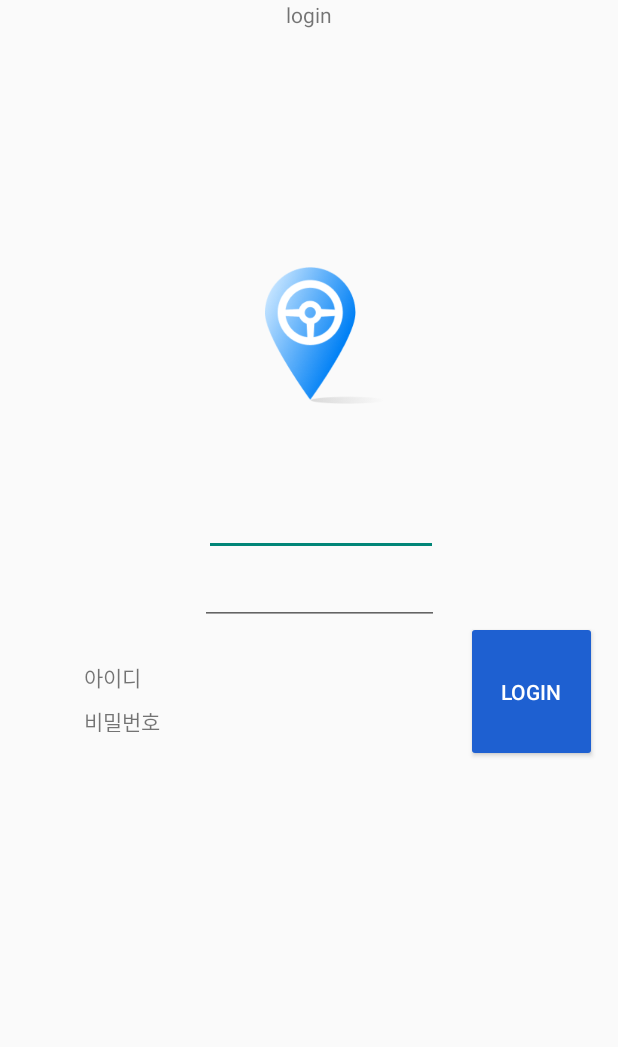
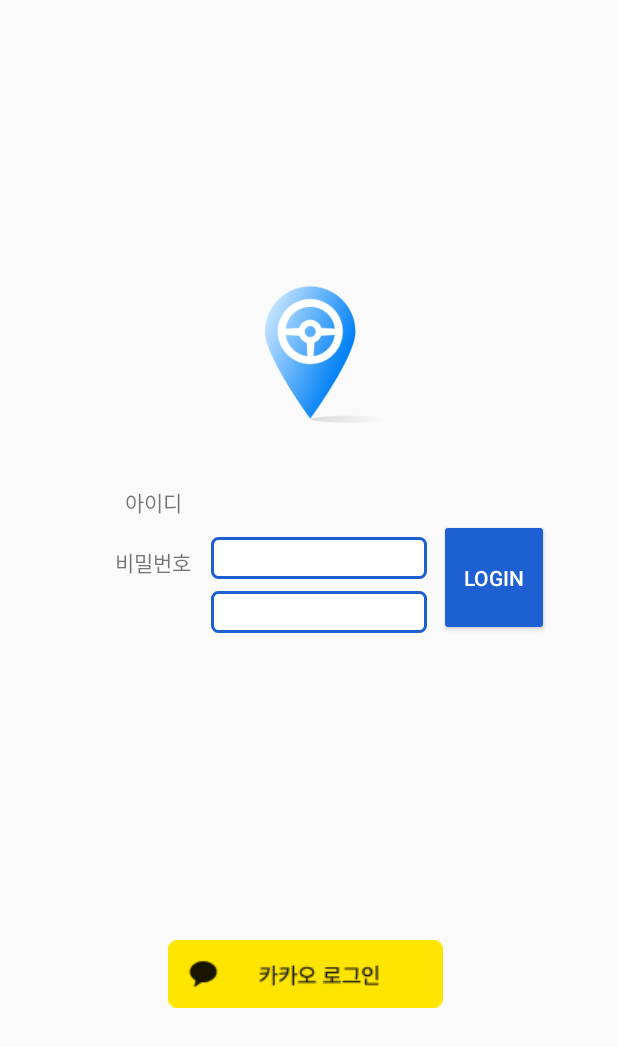
Before and after one commit to Car-Give/Android, an Android app: the screen it shows after launch (LoginActivity), on a phone screen of 412 x 824 dp. Shown: the top 1047 px of the screen. Run offline under Robolectric (Android 15) with nearby library versions, the phone set to English and light mode, and no system bars.

Commit message:
chore:login.xml 수정

```diff
--- a/app/build.gradle
+++ b/app/build.gradle
@@ -37,7 +37,6 @@ android {
 }
 
 dependencies {
-
     implementation 'androidx.core:core-ktx:1.10.1'
     implementation 'androidx.appcompat:appcompat:1.6.1'
     implementation 'com.google.android.material:material:1.9.0'
@@ -45,7 +44,6 @@ dependencies {
     testImplementation 'junit:junit:4.13.2'
     androidTestImplementation 'androidx.test.ext:junit:1.1.5'
     androidTestImplementation 'androidx.test.espresso:espresso-core:3.5.1'
-
     implementation 'com.squareup.retrofit2:retrofit:2.9.0'
     implementation "com.squareup.okhttp3:okhttp:4.9.1"
     implementation "com.squareup.okhttp3:okhttp-urlconnection:4.9.1"
--- a/app/src/main/AndroidManifest.xml
+++ b/app/src/main/AndroidManifest.xml
@@ -1,6 +1,8 @@
 <manifest xmlns:android="http://schemas.android.com/apk/res/android"
     xmlns:tools="http://schemas.android.com/tools"
     package="com.example.cargive">
+
+    <uses-permission android:name="android.permission.INTERNET" />
 
     <application
         android:allowBackup="true"
@@ -30,5 +32,6 @@
         <activity
             android:name="com.example.cargive.feat.map.MainActivity"
             android:exported="false" />
+
     </application>
 </manifest>
--- a/app/src/main/java/com/example/cargive/feat/login/LoginActivity.kt
+++ b/app/src/main/java/com/example/cargive/feat/login/LoginActivity.kt
@@ -1,12 +1,20 @@
 package com.example.cargive.feat.login
 
+import android.content.ContentValues.TAG
 import androidx.appcompat.app.AppCompatActivity
 import android.os.Bundle
-import com.example.cargive.R
+import android.util.Log
+import com.example.cargive.databinding.ActivityLoginBinding
 
 class LoginActivity : AppCompatActivity() {
+    private lateinit var viewBinding: ActivityLoginBinding
     override fun onCreate(savedInstanceState: Bundle?) {
         super.onCreate(savedInstanceState)
-        setContentView(R.layout.activity_login)
+        viewBinding = ActivityLoginBinding.inflate(layoutInflater)
+        setContentView(viewBinding.root)
+
+        viewBinding.kakaologinButton.setOnClickListener {
+
+        }
     }
 }
--- /dev/null
+++ b/app/src/main/res/drawable/edittext_background.xml
@@ -0,0 +1,5 @@
+<shape xmlns:android="http://schemas.android.com/apk/res/android">
+    <solid android:color="#FFFFFF" />
+    <stroke android:color="@color/mainblue" android:width="2dp" />
+    <corners android:radius="4dp" />
+</shape>
--- a/app/src/main/res/layout/activity_login.xml
+++ b/app/src/main/res/layout/activity_login.xml
@@ -6,13 +6,80 @@
     android:layout_height="match_parent"
     tools:context=".feat.login.LoginActivity">
 
+
     <TextView
-        android:layout_width="wrap_content"
-        android:layout_height="wrap_content"
-        android:text="login"
-        app:layout_constraintEnd_toEndOf="parent"
+        android:id="@+id/textView"
+        android:layout_width="45dp"
+        android:layout_height="23dp"
+        android:layout_marginStart="45dp"
+        android:layout_marginTop="324dp"
+        android:text="아이디"
+        app:layout_constraintEnd_toStartOf="@+id/InputID"
+        app:layout_constraintHorizontal_bias="0.758"
         app:layout_constraintStart_toStartOf="parent"
         app:layout_constraintTop_toTopOf="parent" />
+
+    <TextView
+        android:id="@+id/textView2"
+        android:layout_width="54dp"
+        android:layout_height="23dp"
+        android:layout_marginStart="45dp"
+        android:layout_marginTop="364dp"
+        android:text="비밀번호"
+        app:layout_constraintBottom_toBottomOf="parent"
+        app:layout_constraintEnd_toStartOf="@+id/InputPassword"
+        app:layout_constraintHorizontal_bias="0.758"
+        app:layout_constraintStart_toStartOf="parent"
+        app:layout_constraintTop_toTopOf="parent"
+        app:layout_constraintVertical_bias="0.0" />
+
+    <EditText
+        android:id="@+id/InputID"
+        android:layout_width="144dp"
+        android:layout_height="28dp"
+        android:layout_marginStart="1dp"
+        android:layout_marginTop="76dp"
+        android:layout_marginEnd="8dp"
+        android:layout_marginBottom="9dp"
+        android:background="@drawable/edittext_background"
+        android:inputType="text"
+        android:padding="12dp"
+        app:layout_constraintBottom_toTopOf="@+id/InputPassword"
+        app:layout_constraintEnd_toStartOf="@+id/button"
+        app:layout_constraintHorizontal_bias="1.0"
+        app:layout_constraintStart_toStartOf="parent"
+        app:layout_constraintTop_toBottomOf="@+id/imageView" />
+
+    <EditText
+        android:id="@+id/InputPassword"
+        android:layout_width="144dp"
+        android:layout_height="28dp"
+        android:layout_marginTop="8dp"
+        android:layout_marginEnd="8dp"
+        android:background="@drawable/edittext_background"
+        android:inputType="text"
+        android:padding="12dp"
+        app:layout_constraintEnd_toStartOf="@+id/button"
+        app:layout_constraintHorizontal_bias="1.0"
+        app:layout_constraintStart_toStartOf="parent"
+        app:layout_constraintTop_toBottomOf="@+id/InputID" />
+
+    <Button
+        android:id="@+id/button"
+        android:layout_width="73dp"
+        android:layout_height="78dp"
+        android:layout_marginStart="250dp"
+        android:layout_marginEnd="46dp"
+        android:layout_marginBottom="8dp"
+        android:backgroundTint="@color/mainblue"
+        android:text="Login"
+        android:textColor="@color/white"
+        app:layout_constraintBottom_toBottomOf="parent"
+        app:layout_constraintEnd_toEndOf="parent"
+        app:layout_constraintHorizontal_bias="1.0"
+        app:layout_constraintStart_toStartOf="parent"
+        app:layout_constraintTop_toTopOf="parent"
+        app:layout_constraintVertical_bias="0.469" />
 
     <ImageView
         android:id="@+id/imageView"
@@ -21,75 +88,25 @@
         android:layout_marginStart="150dp"
         android:layout_marginTop="178dp"
         android:layout_marginEnd="129dp"
+        android:layout_marginBottom="530dp"
         android:src="@drawable/recoginize_pin"
+        app:layout_constraintBottom_toBottomOf="parent"
         app:layout_constraintEnd_toEndOf="parent"
         app:layout_constraintStart_toStartOf="parent"
         app:layout_constraintTop_toTopOf="parent" />
 
-    <TextView
-        android:id="@+id/textView"
+    <ImageView
+        android:id="@+id/kakaologin_button"
         android:layout_width="wrap_content"
         android:layout_height="wrap_content"
-        android:layout_marginStart="56dp"
-        android:layout_marginEnd="313dp"
-        android:layout_marginBottom="8dp"
-        android:text="아이디 "
-        app:layout_constraintBottom_toTopOf="@+id/textView2"
-        app:layout_constraintEnd_toEndOf="parent"
-        app:layout_constraintHorizontal_bias="0.0"
-        app:layout_constraintStart_toStartOf="parent" />
-
-    <TextView
-        android:id="@+id/textView2"
-        android:layout_width="55dp"
-        android:layout_height="18dp"
-        android:layout_marginStart="56dp"
-        android:layout_marginEnd="303dp"
-        android:layout_marginBottom="336dp"
-        android:text="비밀번호"
+        android:layout_marginStart="112dp"
+        android:layout_marginEnd="116dp"
+        android:layout_marginBottom="152dp"
         app:layout_constraintBottom_toBottomOf="parent"
         app:layout_constraintEnd_toEndOf="parent"
         app:layout_constraintHorizontal_bias="0.0"
-        app:layout_constraintStart_toStartOf="parent" />
-
-    <com.google.android.material.textfield.TextInputEditText
-        android:id="@+id/textInputEditText"
-        android:layout_width="156dp"
-        android:layout_height="39dp"
-        android:layout_marginTop="64dp"
-        android:layout_marginEnd="5dp"
-        android:layout_marginBottom="2dp"
-        android:inputType="textPassword"
-        app:layout_constraintBottom_toTopOf="@+id/textInputEditText2"
-        app:layout_constraintEnd_toStartOf="@+id/button"
-        app:layout_constraintHorizontal_bias="0.742"
-        app:layout_constraintStart_toEndOf="@+id/textView"
-        app:layout_constraintTop_toBottomOf="@+id/imageView" />
-
-    <com.google.android.material.textfield.TextInputEditText
-        android:id="@+id/textInputEditText2"
-        android:layout_width="159dp"
-        android:layout_height="46dp"
-        android:layout_marginStart="8dp"
-        android:layout_marginTop="39dp"
-        android:layout_marginEnd="3dp"
-        android:layout_marginBottom="14dp"
-        android:inputType="text"
-        app:layout_constraintEnd_toStartOf="@+id/button"
-        app:layout_constraintStart_toEndOf="@+id/textView2"
-        app:layout_constraintTop_toTopOf="@+id/textInputEditText" />
-
-    <Button
-        android:id="@+id/button"
-        android:layout_width="87dp"
-        android:layout_height="94dp"
-        android:layout_marginBottom="316dp"
-        android:text="Login"
-        android:backgroundTint="@color/mainblue"
-        android:textColor="@color/white"
-        app:layout_constraintBottom_toBottomOf="parent"
-        app:layout_constraintEnd_toEndOf="parent"
-        app:layout_constraintStart_toEndOf="@+id/textInputEditText2" />
+        app:layout_constraintStart_toStartOf="parent"
+        app:srcCompat="@drawable/kakao_login_button" />
 
 
 </androidx.constraintlayout.widget.ConstraintLayout>
```
Also changed, not shown: app/src/main/res/drawable/kakao_login_button.png (added).
